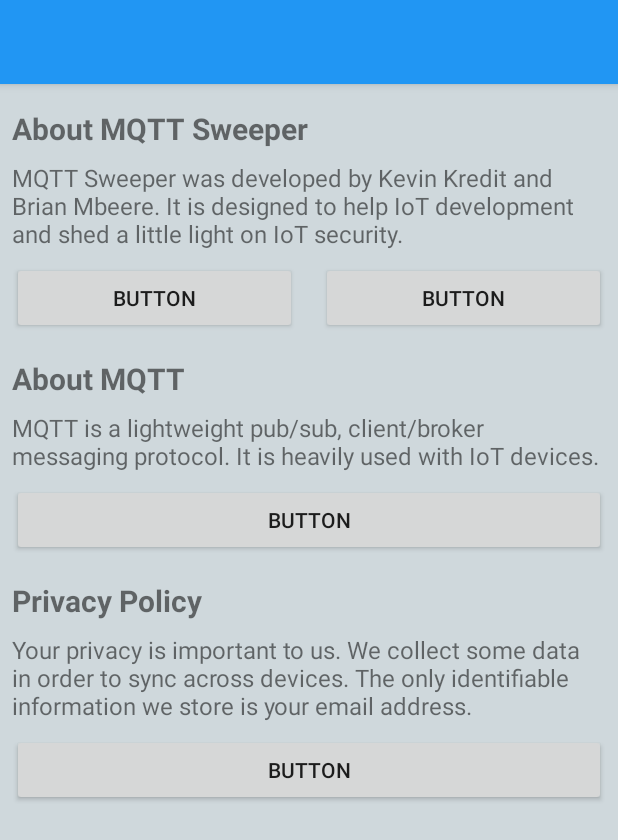
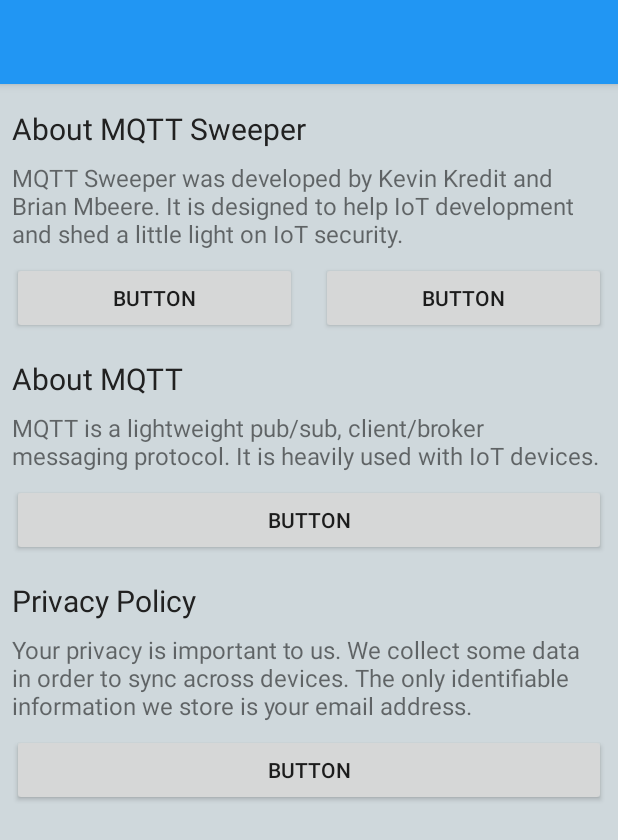
Before and after one commit to kkredit/MQTT-sweeper-android, an Android app: the layout activity_about.xml on its own in the app's theme, with its tools: preview values and no code run, on a phone screen of 412 x 824 dp. Shown: the top 840 px of the screen. Run offline under Robolectric (Android 15) with nearby library versions, the phone set to English and light mode, and no system bars.

Commit message:
Update about UI a bit

```diff
--- a/app/src/main/java/edu/gvsu/cis/mqtt_sweeper/AboutActivity.java
+++ b/app/src/main/java/edu/gvsu/cis/mqtt_sweeper/AboutActivity.java
@@ -53,7 +53,7 @@
 
     @OnClick(R.id.button_priv_policy)
     void onClickPrivPolicy() {
-        launchUri("https://github.com/kkredit/MQTT-sweeper-android/blob/master/privacy_policy.md");
+        launchUri("https://github.com/kkredit/MQTT-sweeper-android/blob/master/privacy_policy.md#privacy-policy");
     }
 
     private void launchUri(String uri) {
--- a/app/src/main/res/layout/content_about.xml
+++ b/app/src/main/res/layout/content_about.xml
@@ -22,8 +22,8 @@
             android:layout_marginTop="16dp"
             android:layout_marginRight="8dp"
             android:text="@string/about_mqtt_sweeper"
-            android:textSize="20sp"
-            android:textStyle="bold" />
+            android:textColor="@color/textPrimary"
+            android:textSize="20sp" />
 
         <TextView
             android:id="@+id/about_field"
@@ -69,8 +69,8 @@
             android:layout_marginTop="16dp"
             android:layout_marginRight="8dp"
             android:text="@string/label_about_mqtt"
-            android:textSize="20sp"
-            android:textStyle="bold" />
+            android:textColor="@color/textPrimary"
+            android:textSize="20sp" />
 
         <TextView
             android:id="@+id/about_mqtt_field"
@@ -99,8 +99,8 @@
             android:layout_marginTop="16dp"
             android:layout_marginRight="8dp"
             android:text="@string/privacy_policy"
-            android:textSize="20sp"
-            android:textStyle="bold" />
+            android:textColor="@color/textPrimary"
+            android:textSize="20sp" />
 
         <TextView
             android:id="@+id/priv_policy_field"
--- a/app/src/main/res/values/strings.xml
+++ b/app/src/main/res/values/strings.xml
@@ -44,7 +44,7 @@
     <string name="message">message</string>
     <string name="title_activity_topiv_view_acivity">TopivViewAcivity</string>
     <string name="topicname">topicName</string>
-    <string name="title_activity_about">About MQTT Sweeper</string>
+    <string name="title_activity_about">About</string>
     <string name="action_about">About</string>
     <string name="label_about_mqtt">About MQTT</string>
     <string name="about_mqtt_sweeper">About MQTT Sweeper</string>
```
